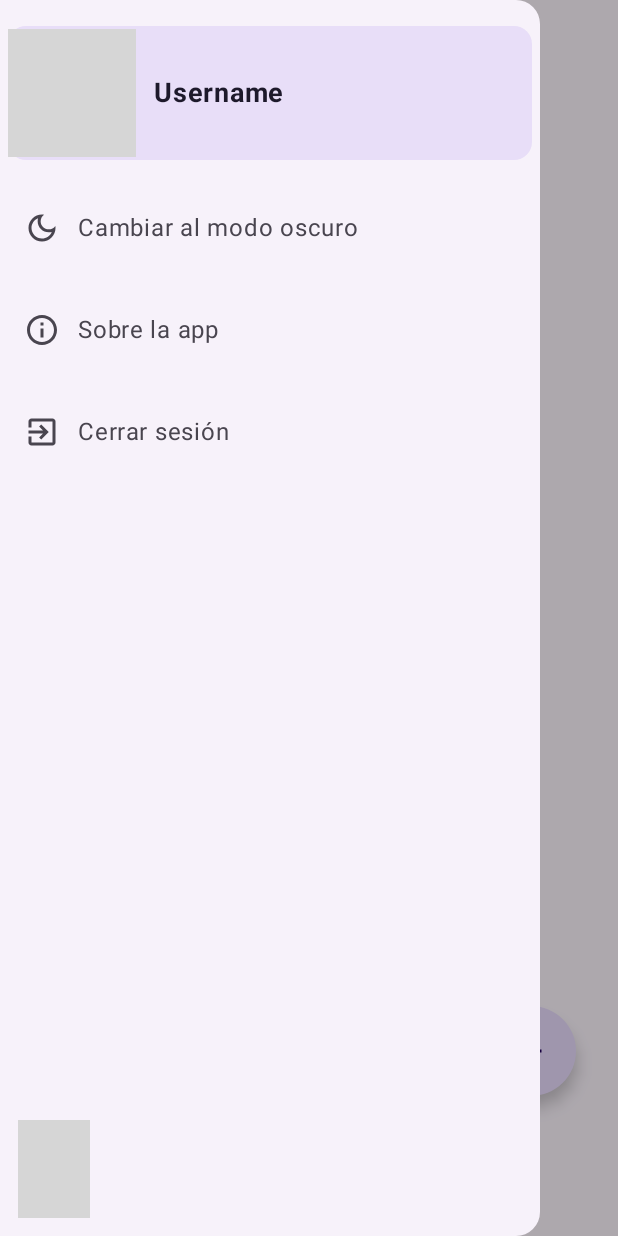
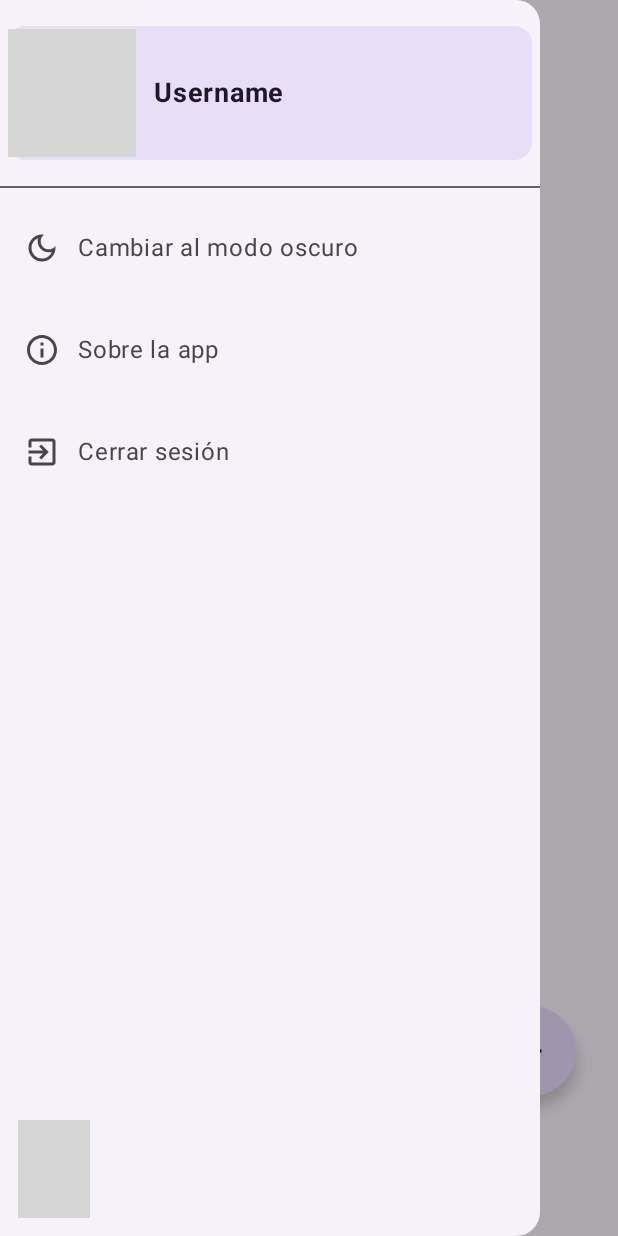
Before and after one commit to DarcoProgramador/Hartarte, an Android app built with Jetpack Compose: the HomeScreen screen opened through its navigation route, after a tap on "Menu", on a phone screen of 412 x 824 dp. Run offline under Robolectric (Android 15) with nearby library versions, the phone set to English and light mode, and no system bars; our stand-ins replace Dagger/Hilt's generated code, Firebase (no records; nobody signed in at launch, a user with empty details on screens opened directly), accompanist, paging; libraries missing offline, so code that uses them is left out: com.exyte.animatednavbar; pictures from the network do not load; 3 statements that could not run were skipped; grey boxes are pictures that could not be loaded.

Commit message:
Sidebar componente y dependencias
- Se movió el NavigationDrawer a un componente.
- Se añadió una nueva dependencia.

```diff
--- a/app/build.gradle
+++ b/app/build.gradle
@@ -53,6 +53,7 @@ android {
 
 dependencies {
     implementation 'androidx.paging:paging-common-ktx:3.1.1'
+    implementation 'androidx.appcompat:appcompat:1.6.1'
 
 
     // Import the Compose BOM
--- /dev/null
+++ b/app/src/main/java/com/proyecpg/hartarte/ui/components/SideBar.kt
@@ -0,0 +1,130 @@
+package com.proyecpg.hartarte.ui.components
+
+import androidx.compose.foundation.clickable
+import androidx.compose.foundation.isSystemInDarkTheme
+import androidx.compose.foundation.layout.Row
+import androidx.compose.foundation.layout.Spacer
+import androidx.compose.foundation.layout.fillMaxSize
+import androidx.compose.foundation.layout.fillMaxWidth
+import androidx.compose.foundation.layout.height
+import androidx.compose.foundation.layout.padding
+import androidx.compose.foundation.layout.size
+import androidx.compose.foundation.layout.width
+import androidx.compose.foundation.shape.CircleShape
+import androidx.compose.material.icons.Icons
+import androidx.compose.material.icons.filled.ExitToApp
+import androidx.compose.material.icons.outlined.DarkMode
+import androidx.compose.material.icons.outlined.Info
+import androidx.compose.material.icons.outlined.LightMode
+import androidx.compose.material3.Card
+import androidx.compose.material3.CardDefaults
+import androidx.compose.material3.Divider
+import androidx.compose.material3.Icon
+import androidx.compose.material3.MaterialTheme
+import androidx.compose.material3.ModalDrawerSheet
+import androidx.compose.material3.NavigationDrawerItem
+import androidx.compose.material3.Text
+import androidx.compose.runtime.Composable
+import androidx.compose.ui.Alignment
+import androidx.compose.ui.Modifier
+import androidx.compose.ui.draw.clip
+import androidx.compose.ui.layout.ContentScale
+import androidx.compose.ui.text.font.FontWeight
+import androidx.compose.ui.unit.dp
+import androidx.compose.ui.unit.sp
+import coil.compose.AsyncImage
+
+@Composable
+fun SideBar(
+    username: String,
+    imageURL: String,
+    onUserCardClick: () -> Unit,
+    onToggleThemeClick: () -> Unit
+){
+    ModalDrawerSheet {
+        Spacer(Modifier.height(12.dp))
+
+        Card(
+            modifier = Modifier
+                .height(100.dp)
+                .padding(all = 5.dp)
+                .clickable {
+                    onUserCardClick()
+                },
+            colors = CardDefaults.cardColors(
+                containerColor = MaterialTheme.colorScheme.secondaryContainer,
+                contentColor = MaterialTheme.colorScheme.onSecondaryContainer
+            )
+        ) {
+            Row(
+                modifier = Modifier.fillMaxSize(),
+                verticalAlignment = Alignment.CenterVertically
+            ) {
+                AsyncImage(
+                    model = imageURL,
+                    contentDescription = username,
+                    modifier = Modifier
+                        .size(85.dp, 85.dp)
+                        .clip(CircleShape),
+                    contentScale = ContentScale.Crop
+                )
+
+                Spacer(Modifier.width(12.dp))
+
+                Text(
+                    text = "Username",
+                    fontWeight = FontWeight.Bold,
+                    fontSize = 18.sp
+                )
+            }
+        }
+
+        Spacer(Modifier.height(12.dp))
+
+        Divider(color = MaterialTheme.colorScheme.secondary)
+
+        Spacer(Modifier.height(12.dp))
+
+        Row(
+            modifier = Modifier
+                .fillMaxWidth()
+                .height(56.dp)
+                .clickable {
+                           onToggleThemeClick()
+                },
+            verticalAlignment = Alignment.CenterVertically
+        ) {
+            Icon(
+                imageVector = if (isSystemInDarkTheme()) Icons.Outlined.LightMode else Icons.Outlined.DarkMode,
+                contentDescription = "Theme icon",
+                modifier = Modifier.padding(start = 16.dp),
+                tint = MaterialTheme.colorScheme.onSurfaceVariant
+            )
+
+            Spacer(modifier = Modifier.width(12.dp))
+
+            Text(
+                text = if (isSystemInDarkTheme()) "Cambiar al modo claro" else "Cambiar al modo oscuro",
+                color = MaterialTheme.colorScheme.onSurfaceVariant
+            )
+        }
+
+        Spacer(Modifier.height(12.dp))
+
+        NavigationDrawerItem(
+            label = { Text(text = "Sobre la app") },
+            selected = false,
+            onClick = { /* TODO: Mostrar ventana de info */ },
+            icon = { Icon(imageVector = Icons.Outlined.Info, contentDescription = "About us") }
+        )
+
+        Spacer(Modifier.height(12.dp))
+
+        NavigationDrawerItem(
+            label = { Text(text = "Cerrar sesión") },
+            selected = false,
+            onClick = { /* TODO: Cerrar sesión */ },
+            icon = { Icon(imageVector = Icons.Default.ExitToApp, contentDescription = "Log out") }
+        )
+    }
+}
--- a/app/src/main/java/com/proyecpg/hartarte/ui/screens/main/MainScreen.kt
+++ b/app/src/main/java/com/proyecpg/hartarte/ui/screens/main/MainScreen.kt
@@ -1,33 +1,27 @@
 package com.proyecpg.hartarte.ui.screens.main
 
+import android.content.res.Configuration
+import androidx.appcompat.app.AppCompatDelegate
 import androidx.compose.animation.core.tween
 import androidx.compose.foundation.clickable
 import androidx.compose.foundation.interaction.MutableInteractionSource
 import androidx.compose.foundation.layout.Arrangement
 import androidx.compose.foundation.layout.Box
 import androidx.compose.foundation.layout.Column
-import androidx.compose.foundation.layout.Row
 import androidx.compose.foundation.layout.Spacer
 import androidx.compose.foundation.layout.fillMaxSize
 import androidx.compose.foundation.layout.height
 import androidx.compose.foundation.layout.padding
 import androidx.compose.foundation.layout.size
-import androidx.compose.foundation.layout.width
 import androidx.compose.foundation.lazy.LazyColumn
 import androidx.compose.foundation.shape.CircleShape
 import androidx.compose.foundation.shape.RoundedCornerShape
 import androidx.compose.material.icons.Icons
 import androidx.compose.material.icons.filled.Add
 import androidx.compose.material.icons.filled.Bookmark
-import androidx.compose.material.icons.filled.ExitToApp
 import androidx.compose.material.icons.filled.Home
 import androidx.compose.material.icons.filled.Menu
 import androidx.compose.material.icons.filled.Person
-import androidx.compose.material.icons.outlined.DarkMode
-import androidx.compose.material.icons.outlined.Info
-import androidx.compose.material.icons.outlined.LightMode
-import androidx.compose.material3.Card
-import androidx.compose.material3.CardDefaults
 import androidx.compose.material3.CenterAlignedTopAppBar
 import androidx.compose.material3.DrawerValue
 import androidx.compose.material3.ExperimentalMaterial3Api
@@ -35,9 +29,7 @@ import androidx.compose.material3.FloatingActionButton
 import androidx.compose.material3.Icon
 import androidx.compose.material3.IconButton
 import androidx.compose.material3.MaterialTheme
-import androidx.compose.material3.ModalDrawerSheet
 import androidx.compose.material3.ModalNavigationDrawer
-import androidx.compose.material3.NavigationDrawerItem
 import androidx.compose.material3.Scaffold
 import androidx.compose.material3.Text
 import androidx.compose.material3.rememberDrawerState
@@ -52,22 +44,20 @@ import androidx.compose.ui.Modifier
 import androidx.compose.ui.composed
 import androidx.compose.ui.draw.clip
 import androidx.compose.ui.graphics.vector.ImageVector
-import androidx.compose.ui.layout.ContentScale
-import androidx.compose.ui.text.font.FontWeight
+import androidx.compose.ui.platform.LocalContext
 import androidx.compose.ui.tooling.preview.Preview
 import androidx.compose.ui.unit.dp
-import androidx.compose.ui.unit.sp
 import androidx.hilt.navigation.compose.hiltViewModel
 import androidx.paging.LoadState
 import androidx.paging.compose.collectAsLazyPagingItems
 import androidx.paging.compose.items
-import coil.compose.AsyncImage
 import com.exyte.animatednavbar.AnimatedNavigationBar
 import com.exyte.animatednavbar.animation.balltrajectory.Parabolic
 import com.exyte.animatednavbar.animation.indendshape.Height
 import com.exyte.animatednavbar.animation.indendshape.shapeCornerRadius
 import com.google.accompanist.pager.ExperimentalPagerApi
 import com.proyecpg.hartarte.ui.components.Post
+import com.proyecpg.hartarte.ui.components.SideBar
 import com.proyecpg.hartarte.ui.theme.HartarteTheme
 import kotlinx.coroutines.launch
 
@@ -85,10 +75,9 @@ fun MainScreen(
     //val lazyListState = rememberLazyListState()
 
     //Variables de estado
-    var drawerState = rememberDrawerState(initialValue = DrawerValue.Closed)
+    val drawerState = rememberDrawerState(initialValue = DrawerValue.Closed)
     var selectedNavigationIndex by remember { mutableStateOf(0) }
     val navigationBarItems = remember { NavigationBarItems.values() }
-    var darkThemeActive = false
 
     //Posts
     val pagingPosts = viewModel.posts.collectAsLazyPagingItems()
@@ -97,85 +86,32 @@ fun MainScreen(
 
     val navigationTitle = listOf("Inicio", "Guardados", "Perfil")
     val scope = rememberCoroutineScope()
+    val context = LocalContext.current
+    val currentNightMode = context.resources.configuration.uiMode and Configuration.UI_MODE_NIGHT_MASK
 
     ModalNavigationDrawer(
         drawerContent = {
-            ModalDrawerSheet {
-                Spacer(Modifier.height(12.dp))
-
-                Card(
-                    modifier = Modifier
-                        .height(100.dp)
-                        .padding(all = 5.dp)
-                        .clickable {
-                            selectedNavigationIndex = 2
-                            scope.launch { drawerState.close() }
-                        },
-                    colors = CardDefaults.cardColors(
-                        containerColor = MaterialTheme.colorScheme.secondaryContainer,
-                        contentColor = MaterialTheme.colorScheme.onSecondaryContainer
-                    )
-                ) {
-                    Row(
-                        modifier = Modifier.fillMaxSize(),
-                        verticalAlignment = Alignment.CenterVertically
-                    ) {
-                        AsyncImage(
-                            model = "https://cdn.discordapp.com/attachments/1029844385237569616/1116569644745097320/393368.png",
-                            contentDescription = "Username",
-                            modifier = Modifier
-                                .size(85.dp, 85.dp)
-                                .clip(CircleShape),
-                            contentScale = ContentScale.Crop
-                        )
-
-                        Spacer(Modifier.width(12.dp))
-
-                        Text(
-                            text = "Username",
-                            fontWeight = FontWeight.Bold,
-                            fontSize = 18.sp
-                        )
+            SideBar(
+                username = "Username",
+                "https://cdn.discordapp.com/attachments/1029844385237569616/1116569644745097320/393368.png",
+                onUserCardClick = {
+                    selectedNavigationIndex = 2
+                    scope.launch { drawerState.close() }
+                },
+                onToggleThemeClick = {
+                    when (currentNightMode) {
+                        Configuration.UI_MODE_NIGHT_NO -> {
+                            AppCompatDelegate.setDefaultNightMode(AppCompatDelegate.MODE_NIGHT_YES)
+                        }
+                        Configuration.UI_MODE_NIGHT_YES -> {
+                            AppCompatDelegate.setDefaultNightMode(AppCompatDelegate.MODE_NIGHT_NO)
+                        }
+                        else -> {
+                            // No se realiza ningún cambio, ya que el modo actual es el modo del sistema
+                        }
                     }
                 }
-
-                Spacer(Modifier.height(12.dp))
-
-                if (darkThemeActive){
-                    NavigationDrawerItem(
-                        label = { Text(text = "Cambiar al modo claro") },
-                        selected = false,
-                        onClick = { darkThemeActive = !darkThemeActive },
-                        icon = { Icon(imageVector = Icons.Outlined.LightMode, contentDescription = "Light mode") }
-                    )
-                }
-                else{
-                    NavigationDrawerItem(
-                        label = { Text(text = "Cambiar al modo oscuro") },
-                        selected = false,
-                        onClick = { darkThemeActive = !darkThemeActive },
-                        icon = { Icon(imageVector = Icons.Outlined.DarkMode, contentDescription = "Dark mode") }
-                    )
-                }
-
-                Spacer(Modifier.height(12.dp))
-
-                NavigationDrawerItem(
-                    label = { Text(text = "Sobre la app") },
-                    selected = false,
-                    onClick = { /* TODO: Mostrar ventana de info */ },
-                    icon = { Icon(imageVector = Icons.Outlined.Info, contentDescription = "About us") }
-                )
-
-                Spacer(Modifier.height(12.dp))
-
-                NavigationDrawerItem(
-                    label = { Text(text = "Cerrar sesión") },
-                    selected = false,
-                    onClick = { /* TODO: Cerrar sesión */ },
-                    icon = { Icon(imageVector = Icons.Default.ExitToApp, contentDescription = "Log out") }
-                )
-            }
+            )
         },
         drawerState = drawerState
     ) {
@@ -245,6 +181,7 @@ fun MainScreen(
                     modifier = Modifier.size(60.dp),
                     shape = CircleShape,
                     onClick = {
+                        onCreatePost
                         /* TODO: Llamar a la screen para crear posts */
                     }
                 ) {
```
